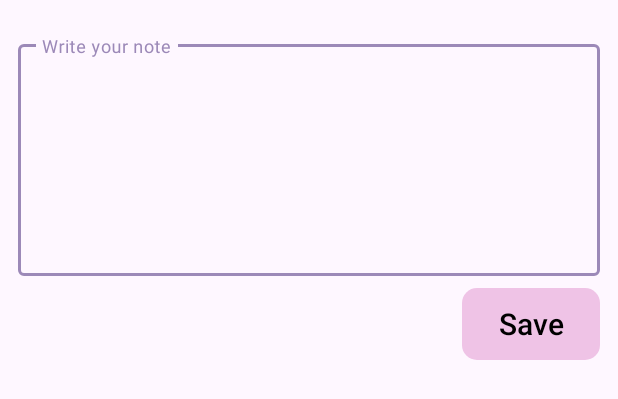
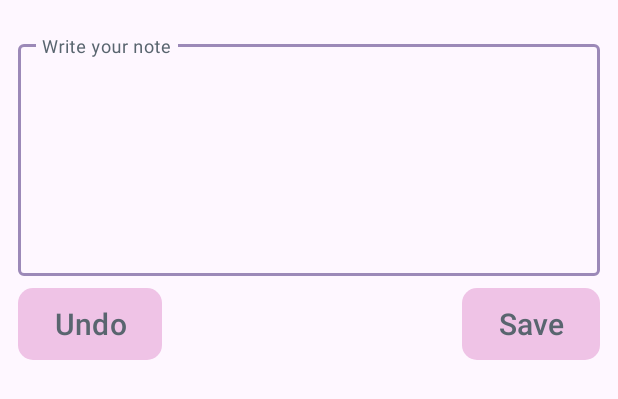
Before and after one commit to ElenaPanPanda/Secret-Diary, an Android app: the layout activity_main.xml on its own in the app's theme, with its tools: preview values and no code run, on a phone screen of 412 x 824 dp. Shown: the top 399 px of the screen. Run offline under Robolectric (Android 15) with nearby library versions, the phone set to English and light mode, and no system bars.

Commit message:
Stage 2-3/5

```diff
--- a/app/build.gradle.kts
+++ b/app/build.gradle.kts
@@ -43,10 +43,11 @@ android {
 
 dependencies {
 
-    implementation("androidx.core:core-ktx:1.9.0")
+    implementation("androidx.core:core-ktx:1.12.0")
     implementation("androidx.appcompat:appcompat:1.6.1")
     implementation("com.google.android.material:material:1.11.0")
     implementation("androidx.constraintlayout:constraintlayout:2.1.4")
+    implementation("org.jetbrains.kotlinx:kotlinx-datetime:0.4.0")
     testImplementation("junit:junit:4.13.2")
     androidTestImplementation("androidx.test.ext:junit:1.1.5")
     androidTestImplementation("androidx.test.espresso:espresso-core:3.5.1")
--- a/app/src/main/res/layout/activity_main.xml
+++ b/app/src/main/res/layout/activity_main.xml
@@ -12,22 +12,38 @@
         android:layout_height="160dp"
         android:layout_marginHorizontal="12dp"
         android:layout_marginTop="24dp"
+        android:hint="@string/write_your_note"
         app:errorEnabled="false"
-        android:hint="@string/write_your_note"
+        app:hintTextColor="@color/grey"
         app:layout_constraintEnd_toEndOf="parent"
         app:layout_constraintStart_toStartOf="parent"
         app:layout_constraintTop_toTopOf="parent">
 
         <com.google.android.material.textfield.TextInputEditText
+            android:gravity="top"
             android:id="@+id/new_writing_et"
             android:layout_width="match_parent"
             android:layout_height="match_parent"
             android:imeOptions="actionDone"
             android:inputType="textMultiLine"
             android:maxLines="6"
-            android:textColor="@color/black"/>
+            android:textColor="@color/grey"
+            android:textColorHint="@color/grey" />
 
     </com.google.android.material.textfield.TextInputLayout>
+
+    <Button
+        android:id="@+id/undo_btn"
+        android:layout_width="wrap_content"
+        android:layout_height="wrap_content"
+        android:layout_marginTop="8dp"
+        android:background="@drawable/my_button"
+        android:text="@string/undo"
+        android:textColor="@color/grey"
+        android:textSize="20sp"
+        app:backgroundTint="@null"
+        app:layout_constraintStart_toStartOf="@id/new_writing_tf"
+        app:layout_constraintTop_toBottomOf="@id/new_writing_tf" />
 
     <Button
         android:id="@+id/save_btn"
@@ -36,24 +52,33 @@
         android:layout_marginTop="8dp"
         android:background="@drawable/my_button"
         android:text="@string/save"
-        android:textColor="@color/black"
+        android:textColor="@color/grey"
         android:textSize="20sp"
         app:backgroundTint="@null"
         app:layout_constraintEnd_toEndOf="@id/new_writing_tf"
         app:layout_constraintTop_toBottomOf="@id/new_writing_tf" />
 
-    <TextView
-        android:id="@+id/diary_tv"
+    <androidx.core.widget.NestedScrollView
+        android:id="@+id/diary_scroll_view"
         android:layout_width="match_parent"
         android:layout_height="0dp"
         android:layout_marginHorizontal="16dp"
-        android:textSize="16sp"
         android:layout_marginTop="24dp"
         android:layout_marginBottom="24dp"
+        android:layout_weight="1"
         app:layout_constraintBottom_toBottomOf="parent"
         app:layout_constraintEnd_toEndOf="parent"
         app:layout_constraintStart_toStartOf="parent"
-        app:layout_constraintTop_toBottomOf="@id/save_btn" />
+        app:layout_constraintTop_toBottomOf="@id/save_btn">
+
+        <TextView
+            android:id="@+id/diary_tv"
+            android:layout_width="match_parent"
+            android:layout_height="match_parent"
+            android:textColor="@color/grey"
+            android:textSize="16sp" />
+
+    </androidx.core.widget.NestedScrollView>
 
 
 </androidx.constraintlayout.widget.ConstraintLayout>
--- a/app/src/main/res/values/colors.xml
+++ b/app/src/main/res/values/colors.xml
@@ -9,4 +9,5 @@
     <color name="blue">#bbd0ff</color>
     <color name="dark">#9c89b8</color>
     <color name="light_pink">#f7ebec</color>
+    <color name="grey">#59656f</color>
 </resources>
--- a/app/src/main/res/values/strings.xml
+++ b/app/src/main/res/values/strings.xml
@@ -2,4 +2,5 @@
     <string name="app_name">Secret Diary</string>
     <string name="save">Save</string>
     <string name="write_your_note">Write your note</string>
+    <string name="undo">Undo</string>
 </resources>
```
Also changed, not shown: app/src/main/java/com/example/secretdiary/MainActivity.kt (+65 -5 lines), app/src/main/java/com/example/secretdiary/Note.kt (added, +7 -0 lines).
